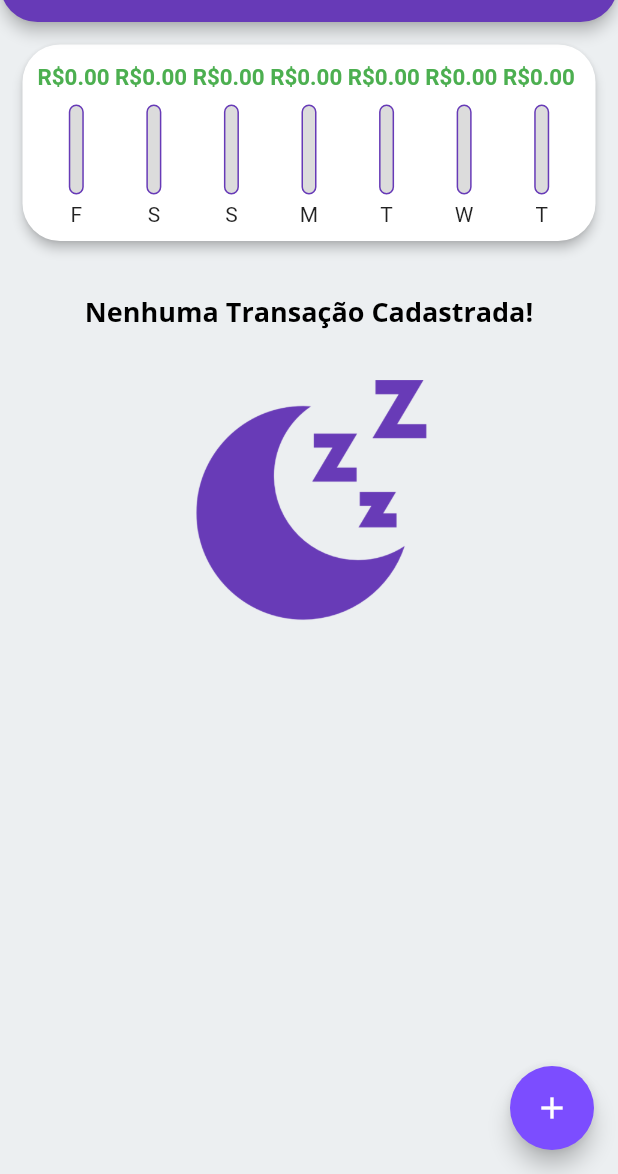
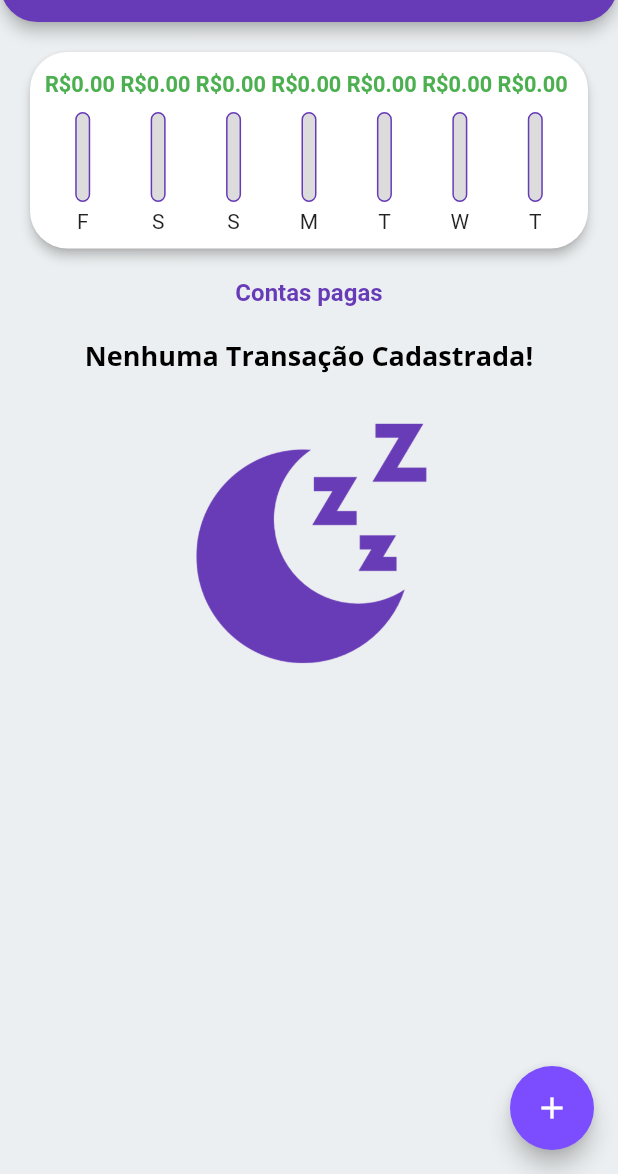
Before and after one commit to MantoDev97/AppDeDespesasPessoais, a Flutter app: the screen it shows after launch, on a phone screen of 412 x 824 dp, the part 62-1236 px from its top. Run offline on Flutter 3.47's test engine with Material 2 defaults, Android fonts, the phone set to English and light mode, and no system bars.

Commit message:
configuração no chart tab

```diff
--- a/lib/components/chart.dart
+++ b/lib/components/chart.dart
@@ -33,11 +33,14 @@ class Chart extends StatelessWidget {
     }).reversed.toList();
   }
 
+
+
   double get _weekTotalValue {
     return groupedTransactions.fold(0.0, (sum, tr) {
       return sum + (tr['value'] as double);
     });
   }
+
 
   @override
   Widget build(BuildContext context) {
@@ -46,7 +49,7 @@ class Chart extends StatelessWidget {
         borderRadius: BorderRadius.circular(25),
       ),
       elevation: 3,
-      margin: const EdgeInsets.all(15),
+      margin: const EdgeInsets.all(10),
       child: Padding(
         padding: const EdgeInsets.all(10),
         child: Row(
--- a/lib/main.dart
+++ b/lib/main.dart
@@ -110,6 +110,8 @@ class _MyHomePageState extends State<MyHomePage> {
         title: const Text('Despesas Pessoais'),
       ),
       body: SingleChildScrollView(
+        child: Padding(
+          padding: const EdgeInsets.all(10),
           child: SizedBox(
             height: size.height,
             width: size.width,
@@ -120,12 +122,27 @@ class _MyHomePageState extends State<MyHomePage> {
                 Chart(_recentTransactions),
 
                 //total gasto na semana
-              //  Text('Total gasto: ${_recentTransactions}'),
-
+                Padding(
+                  padding: const EdgeInsets.fromLTRB(0, 10, 0, 0),
+                  child: Column(
+                    mainAxisAlignment: MainAxisAlignment.center,
+                    children:const [
+                       Text(
+                        'Contas pagas',
+                        style: TextStyle(
+                          color: Colors.deepPurple,
+                          fontSize: 16,
+                          fontWeight: FontWeight.bold
+                        ),
+                      ),
+                    ],
+                  ),
+                ),
 
                 //lista de despesas.
                 TransactionList(_transactions, _removeTransaction),
               ],
+            ),
           ),
         ),
       ),
```
Lines whose indentation alone changed are shown as unchanged.
